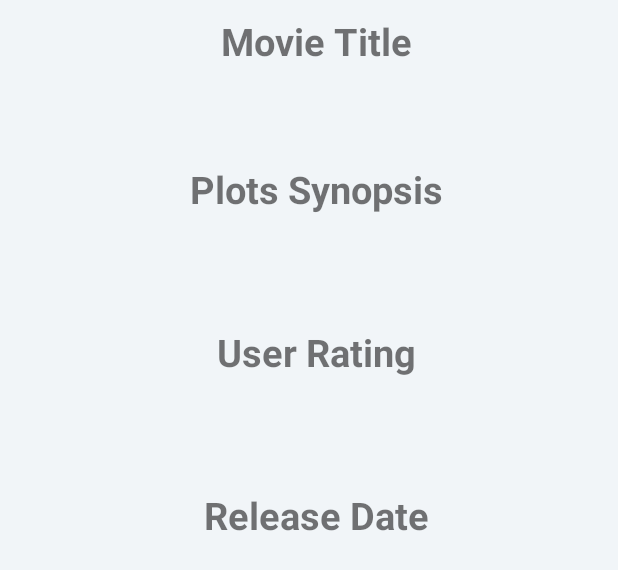
After one commit to rivasdangel/MovieCulture, an Android app: the layout content_detail.xml on its own in the app's theme, with its tools: preview values and no code run, on a phone screen of 412 x 824 dp. The commit adds this screen. Shown: the top 570 px of the screen. Run offline under Robolectric (Android 15) with nearby library versions, the phone set to English and light mode, and no system bars.

Commit message:
Estructura de las clases y diseño

```diff
--- /dev/null
+++ b/app/src/main/java/com/example/moviecultureapp/DetailActivity.java
@@ -0,0 +1,4 @@
+package com.example.moviecultureapp;
+
+public class DetailActivity {
+}
--- /dev/null
+++ b/app/src/main/java/com/example/moviecultureapp/SettingsActivity.java
@@ -0,0 +1,4 @@
+package com.example.moviecultureapp;
+
+public class SettingsActivity {
+}
--- /dev/null
+++ b/app/src/main/java/com/example/moviecultureapp/adapter/MoviesAdapter.java
@@ -0,0 +1,4 @@
+package com.example.moviecultureapp.adapter;
+
+public class MoviesAdapter {
+}
--- /dev/null
+++ b/app/src/main/java/com/example/moviecultureapp/api/Client.java
@@ -0,0 +1,4 @@
+package com.example.moviecultureapp.api;
+
+public class Client {
+}
--- /dev/null
+++ b/app/src/main/java/com/example/moviecultureapp/api/Service.java
@@ -0,0 +1,4 @@
+package com.example.moviecultureapp.api;
+
+public class Service {
+}
--- /dev/null
+++ b/app/src/main/java/com/example/moviecultureapp/model/Movie.java
@@ -0,0 +1,4 @@
+package com.example.moviecultureapp.model;
+
+public class Movie {
+}
--- /dev/null
+++ b/app/src/main/java/com/example/moviecultureapp/model/MovieResponse.java
@@ -0,0 +1,4 @@
+package com.example.moviecultureapp.model;
+
+public class MovieResponse {
+}
--- /dev/null
+++ b/app/src/main/res/layout/content_detail.xml
@@ -0,0 +1,111 @@
+<?xml version="1.0" encoding="utf-8"?>
+<RelativeLayout xmlns:android="http://schemas.android.com/apk/res/android"
+    android:layout_width="match_parent"
+    android:layout_height="match_parent"
+    xmlns:app="http://schemas.android.com/apk/res-auto"
+    xmlns:tools="http://schemas.android.com/tools"
+    android:background="@color/viewBg"
+    app:layout_behavior="@string/appbar_scrolling_view_behavior"
+    tools:context="com.example.moviecultureapp.DetailActivity"
+    tools:showIn="@layout/activity_detail">
+    <ScrollView
+        android:layout_width="match_parent"
+        android:layout_height="match_parent">
+        <LinearLayout
+            android:layout_width="match_parent"
+            android:layout_height="match_parent"
+            android:orientation="vertical">
+
+            <TextView
+            android:layout_width="match_parent"
+            android:layout_height="wrap_content"
+            android:id="@+id/movieTitle"
+            android:layout_marginLeft="@dimen/layout_margin_left"
+            android:text="@string/name_movie"
+            android:textAlignment="center"
+            android:layout_marginTop="10dp"
+            android:textStyle="bold"
+            android:textSize="25sp"/>
+
+            <TextView
+                android:layout_width="match_parent"
+                android:layout_height="wrap_content"
+                android:id="@+id/title"
+                android:layout_marginLeft="@dimen/layout_margin_left"
+                android:padding="@dimen/padding_layout"
+                android:layout_marginTop="@dimen/layout_margin_top"
+                android:textSize="20sp"
+                android:layout_below="@+id/movieTitle"/>
+
+            <TextView
+                android:layout_width="match_parent"
+                android:layout_height="wrap_content"
+                android:id="@+id/plot"
+                android:layout_marginLeft="@dimen/layout_margin_left"
+                android:padding="@dimen/padding_layout"
+                android:text="@string/plot"
+                android:textAlignment="center"
+                android:layout_marginTop="@dimen/layout_margin_top"
+                android:textStyle="bold"
+                android:textSize="25sp"
+                android:layout_below="@+id/title"/>
+
+            <TextView
+                android:layout_width="match_parent"
+                android:layout_height="wrap_content"
+                android:id="@+id/plotSynopsis"
+                android:layout_marginLeft="@dimen/layout_margin_left"
+                android:padding="@dimen/padding_layout"
+                android:layout_marginTop="@dimen/layout_margin_top"
+                android:textSize="20sp"
+                android:layout_below="@+id/plot"/>
+
+            <TextView
+                android:layout_width="match_parent"
+                android:layout_height="wrap_content"
+                android:id="@+id/rating"
+                android:layout_marginLeft="@dimen/layout_margin_left"
+                android:padding="@dimen/padding_layout"
+                android:text="@string/rating"
+                android:textAlignment="center"
+                android:layout_marginTop="@dimen/layout_margin_top"
+                android:textStyle="bold"
+                android:textSize="25sp"
+                android:layout_below="@+id/plotSynopsis"/>
+
+            <TextView
+                android:layout_width="match_parent"
+                android:layout_height="wrap_content"
+                android:id="@+id/userrating"
+                android:layout_marginLeft="@dimen/layout_margin_left"
+                android:padding="@dimen/padding_layout"
+                android:layout_marginTop="@dimen/layout_margin_top"
+                android:textSize="20sp"
+                android:layout_below="@+id/rating"/>
+
+            <TextView
+                android:layout_width="match_parent"
+                android:layout_height="wrap_content"
+                android:id="@+id/release"
+                android:layout_marginLeft="@dimen/layout_margin_left"
+                android:padding="@dimen/padding_layout"
+                android:text="@string/release"
+                android:textAlignment="center"
+                android:layout_marginTop="@dimen/layout_margin_top"
+                android:textStyle="bold"
+                android:textSize="25sp"
+                android:layout_below="@+id/userrating"/>
+
+            <TextView
+                android:layout_width="match_parent"
+                android:layout_height="wrap_content"
+                android:id="@+id/releasedate"
+                android:layout_marginLeft="@dimen/layout_margin_left"
+                android:padding="@dimen/padding_layout"
+                android:layout_marginTop="@dimen/layout_margin_top"
+                android:textSize="20sp"
+                android:layout_below="@+id/release"/>
+
+        </LinearLayout>
+    </ScrollView>
+</RelativeLayout>
```
Also changed, not shown: app/src/main/res/layout/activity_detail.xml (added, +48 -0 lines), app/src/main/res/layout/activity_home.xml (+6 -2 lines), app/src/main/res/layout/content_main.xml (added, +20 -0 lines), app/src/main/res/layout/movie_card.xml (added, +50 -0 lines), app/src/main/res/values/dimens.xml (added, +15 -0 lines), app/src/main/res/values/styles.xml (+6 -1 lines).
